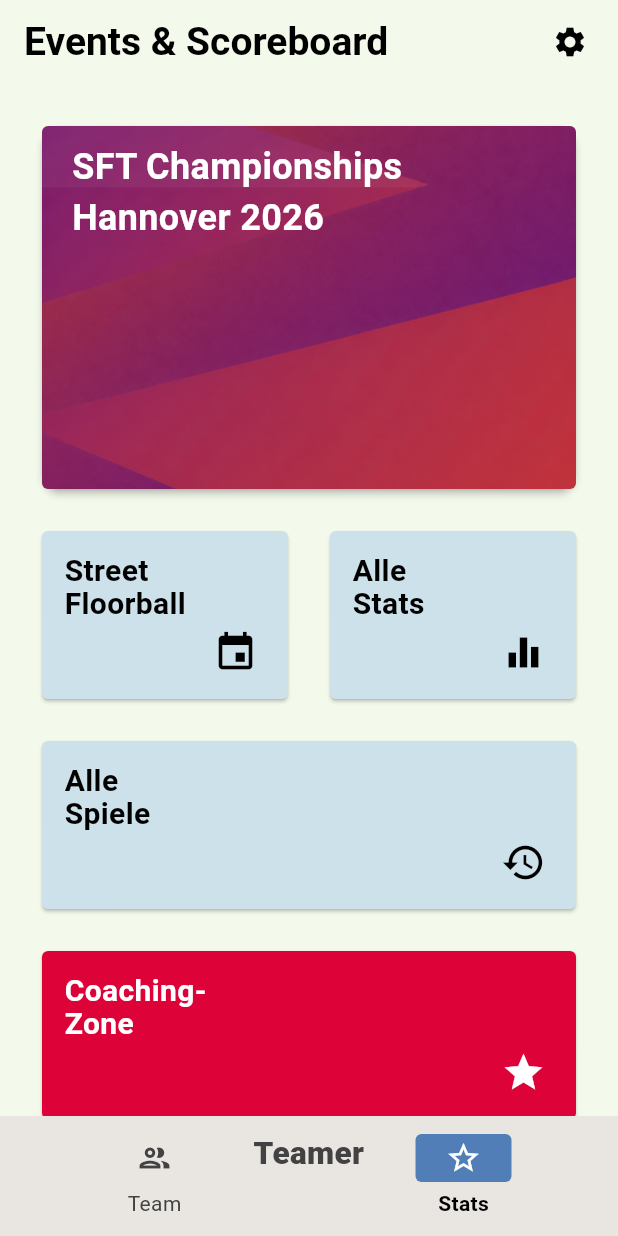
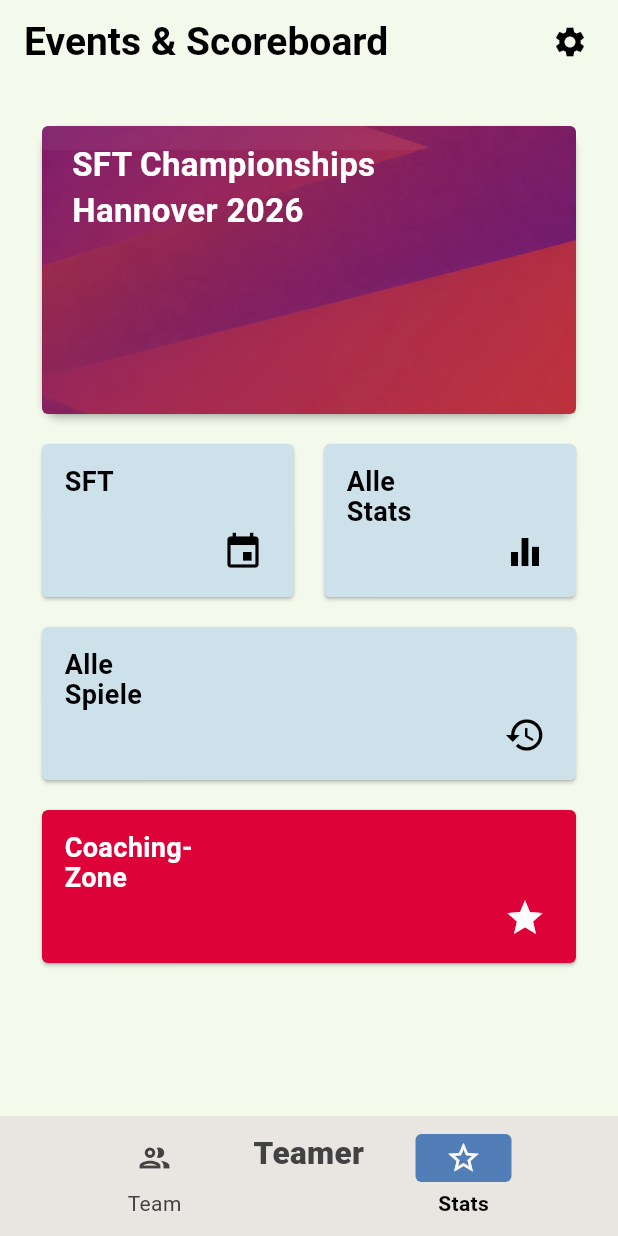
Before and after one commit to fohmij/teamer_flutter, a Flutter app: the screen it shows after launch, on a phone screen of 412 x 824 dp. Run offline on Flutter 3.47's test engine with Material 3 defaults, Android fonts, the phone set to English and light mode, and no system bars; our stand-ins replace data_table_2, flutter_slidable, fluttertoast, image_picker, material_design_icons_flutter, material_symbols_icons and 1 more; missing offline and left inert: google_mlkit_text_recognition, syncfusion_flutter_pdfviewer; accounts and stored records are empty.

Commit message:
adapted UI to OnePlus 15

```diff
--- a/lib/app_theme/app_theme.dart
+++ b/lib/app_theme/app_theme.dart
@@ -49,7 +49,7 @@ class AppTheme {
         ),
         bodyMedium: TextStyle(
           color: Colors.black,
-          fontSize: 20,
+          fontSize: 18,
         ),
         labelMedium: TextStyle(
           color: grey600,
--- a/lib/pages/all_games_page.dart
+++ b/lib/pages/all_games_page.dart
@@ -828,7 +828,7 @@ class _StatsChip extends StatelessWidget {
     final isDark = Theme.of(context).brightness == Brightness.dark;
 
     return Container(
-      padding: const EdgeInsets.symmetric(horizontal: 12, vertical: 8),
+      padding: const EdgeInsets.symmetric(horizontal: 10, vertical: 5),
       decoration: BoxDecoration(
         color: isDark
             ? AppTheme.navigationBarDark
@@ -841,7 +841,7 @@ class _StatsChip extends StatelessWidget {
           Text(
             value,
             style: TextStyle(
-              fontSize: 14,
+              fontSize: 13,
               fontWeight: FontWeight.w700,
               color: isDark ? AppTheme.grey300 : AppTheme.grey700,
             ),
@@ -850,7 +850,7 @@ class _StatsChip extends StatelessWidget {
           Text(
             label,
             style: TextStyle(
-              fontSize: 14,
+              fontSize: 13,
               color: isDark ? AppTheme.grey400 : AppTheme.grey700,
             ),
           ),
--- a/lib/pages/event_page.dart
+++ b/lib/pages/event_page.dart
@@ -15,7 +15,7 @@ class _EventPageState extends State<EventPage> {
     return Scaffold(
       appBar: AppBar(
         title: Text(
-          'SFT Championships\n Hannover 2026',
+          'SFT Hannover 2026',
         ),
         titleTextStyle: Theme.of(context).textTheme.titleLarge,
         backgroundColor: Theme.of(context).brightness == Brightness.dark
--- a/lib/pages/settings_page.dart
+++ b/lib/pages/settings_page.dart
@@ -329,7 +329,7 @@ class _AboutTile extends StatelessWidget {
             'Verglichen wird nicht die Summe der Teamstärken, sondern die Durchschnittsstärke pro Team. Dadurch bleibt der Vergleich fair, auch wenn ein Team bei ungerader Spielerzahl eine Person mehr hat.',
             style: Theme.of(
               context,
-            ).textTheme.labelSmall?.copyWith(height: 1.35, fontSize: 14),
+            ).textTheme.labelSmall?.copyWith(height: 1.35, fontSize: 14, fontWeight: FontWeight(300)),
           ),
         ],
       ),
--- a/lib/pages/stats_page.dart
+++ b/lib/pages/stats_page.dart
@@ -19,7 +19,7 @@ class _StatsPageState extends State<StatsPage> {
               eventCard(),
               //padding: const EdgeInsets.only(top: 20.0),
               SizedBox(
-                height: 20,
+                height: 12,
               ),
               SizedBox(
                 width: double.infinity,
@@ -28,37 +28,40 @@ class _StatsPageState extends State<StatsPage> {
                   children: [
                     Expanded(
                         child: SizedBox(
-                      height: 120,
-                      child: statsCard("Street\nFloorball", Icons.event),
+                      height: 110,
+                      child: statsCard("SFT", Icons.event),
                     )),
                     SizedBox(
-                      width: 20,
+                      width: 12,
                     ),
                     Expanded(
                         child: SizedBox(
-                      height: 120,
+                      height: 110,
                       child: statsCard("Alle \nStats", Icons.equalizer, page: "/all_stats"),
                     )),
                   ],
                 ),
               ),
               SizedBox(
-                height: 20,
+                height: 12,
               ),
               SizedBox(
-                height: 120,
+                height: 110,
                 width: double.infinity,
                 child: statsCard("Alle \nSpiele", Icons.history, page: "/all_games"),
               ),
               SizedBox(
-                height: 20,
+                height: 12,
               ),
               SizedBox(
-                height: 120,
+                height: 110,
                 width: double.infinity,
                 child: statsCardColord("Coaching- \nZone", Icons.star, const Color.fromARGB(255, 221, 2, 56),
                     page: '/coachingzonepage'),
-              )
+              ),
+              SizedBox(
+                height: 80,
+              ),
             ])));
   }
 
@@ -75,7 +78,7 @@ class _StatsPageState extends State<StatsPage> {
           child: Text(
             label,
             style: TextStyle(
-                height: 1.1, fontSize: 20, fontWeight: FontWeight.bold),
+                height: 1.1, fontSize: 18, fontWeight: FontWeight.bold),
           ),
         ),
         Positioned(
@@ -87,7 +90,7 @@ class _StatsPageState extends State<StatsPage> {
             children: [
               Icon(
                 icon,
-                size: 30,
+                size: 28,
               ),
             ],
           ),
@@ -121,7 +124,7 @@ class _StatsPageState extends State<StatsPage> {
           child: Text(
             label,
             style: TextStyle(
-                height: 1.1, fontSize: 20, fontWeight: FontWeight.bold, color: Colors.white),
+                height: 1.1, fontSize: 18, fontWeight: FontWeight.bold, color: Colors.white),
           ),
         ),
         Positioned(
@@ -133,7 +136,7 @@ class _StatsPageState extends State<StatsPage> {
             children: [
               Icon(
                 icon,
-                size: 30,
+                size: 28,
                 color: Colors.white,
               ),
             ],
@@ -157,7 +160,7 @@ class _StatsPageState extends State<StatsPage> {
 
   SizedBox eventCard() {
     return SizedBox(
-      height: 250,
+      height: 200,
       child: Card(
         elevation: 2,
         child: Stack(children: <Widget>[
@@ -175,7 +178,7 @@ class _StatsPageState extends State<StatsPage> {
             child: Text(
           'SFT Championships \nHannover 2026',
               style: TextStyle(
-                  fontSize: 24,
+                  fontSize: 22,
                   color: Colors.white,
                   fontWeight: FontWeight.bold),
             ),
```
Also changed, not shown: lib/pages/all_stats_page.dart (+19 -19 lines), lib/pages/coaching_zone_page.dart (+9 -9 lines), lib/pages/team_analysis_page.dart (+8 -8 lines), lib/pages/team_page.dart (+5 -3 lines), lib/pages/team_select_page.dart (+232 -64 lines).
